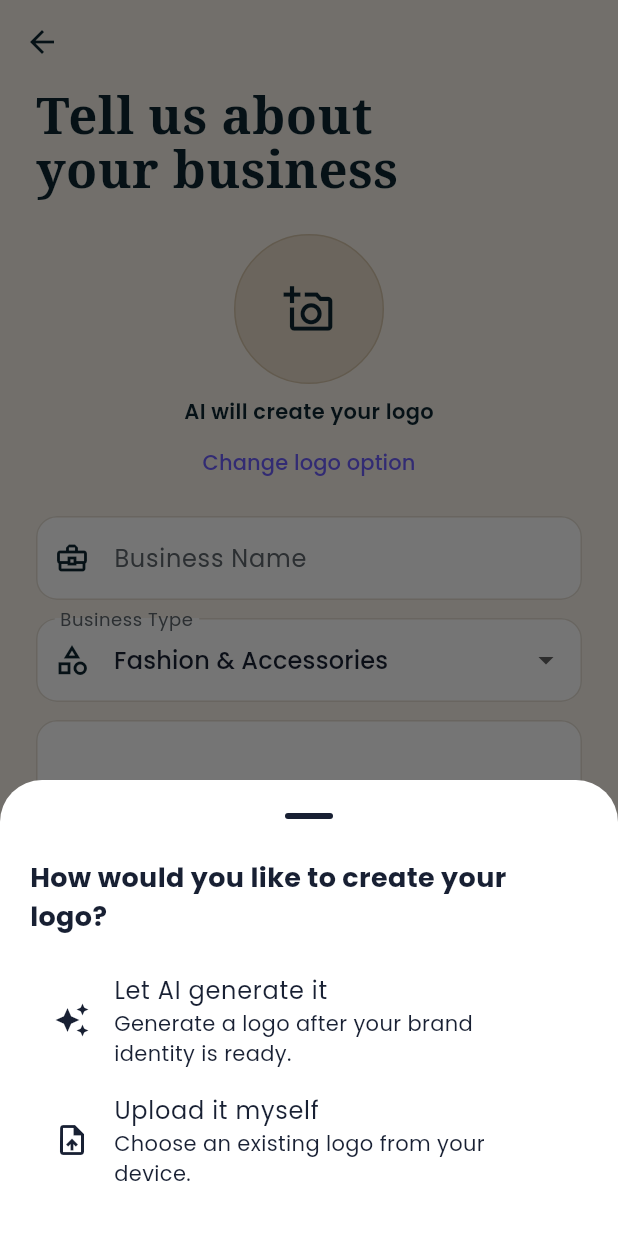
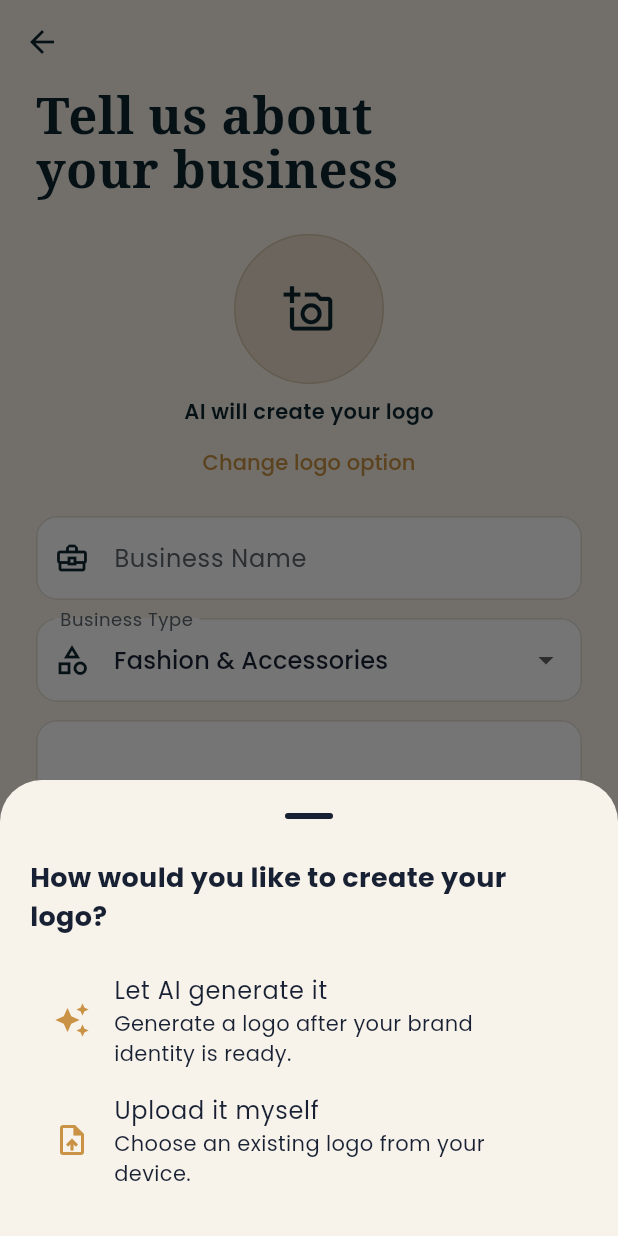
Before and after one commit to ujwaljetly-create/brandNextDoor, a Flutter app: the AIBrandBuilderScreen screen opened by its route, after a tap on "AI will create your logo", on a phone screen of 412 x 824 dp. Run offline on Flutter 3.47's test engine with Material 3 defaults, Android fonts, the phone set to English and light mode, and no system bars; our stand-ins replace cloud_firestore, firebase_auth, firebase_core, firebase_messaging, firebase_storage, flutter_dotenv and 7 more; accounts and stored records are empty.

Commit message:
Match brand builder theme and persist category

```diff
--- a/lib/features/ai_brand_builder/screens/ai_brand_builder_screen.dart
+++ b/lib/features/ai_brand_builder/screens/ai_brand_builder_screen.dart
@@ -104,6 +104,7 @@ Create a complete, premium local brand identity.
         targetAudience: generated.targetAudience,
         brandScore: generated.brandScore,
         city: city,
+        category: businessType,
       );
 
       if (!mounted) return;
@@ -200,6 +201,7 @@ Create a complete, premium local brand identity.
                           ),
                           TextButton(
                             onPressed: _chooseLogo,
+                            style: TextButton.styleFrom(foregroundColor: _gold),
                             child: const Text('Change logo option'),
                           ),
                         ],
@@ -418,6 +420,7 @@ Create a complete, premium local brand identity.
     final choice = await showModalBottomSheet<String>(
       context: context,
       showDragHandle: true,
+      backgroundColor: _cream,
       builder: (context) => SafeArea(
         child: Padding(
           padding: const EdgeInsets.fromLTRB(20, 4, 20, 24),
@@ -430,7 +433,7 @@ Create a complete, premium local brand identity.
               ),
               const SizedBox(height: 16),
               ListTile(
-                leading: const Icon(Icons.auto_awesome),
+                leading: const Icon(Icons.auto_awesome, color: _gold),
                 title: const Text('Let AI generate it'),
                 subtitle: const Text(
                   'Generate a logo after your brand identity is ready.',
@@ -438,7 +441,7 @@ Create a complete, premium local brand identity.
                 onTap: () => Navigator.pop(context, 'ai'),
               ),
               ListTile(
-                leading: const Icon(Icons.upload_file_outlined),
+                leading: const Icon(Icons.upload_file_outlined, color: _gold),
                 title: const Text('Upload it myself'),
                 subtitle: const Text('Choose an existing logo from your device.'),
                 onTap: () => Navigator.pop(context, 'upload'),
```
